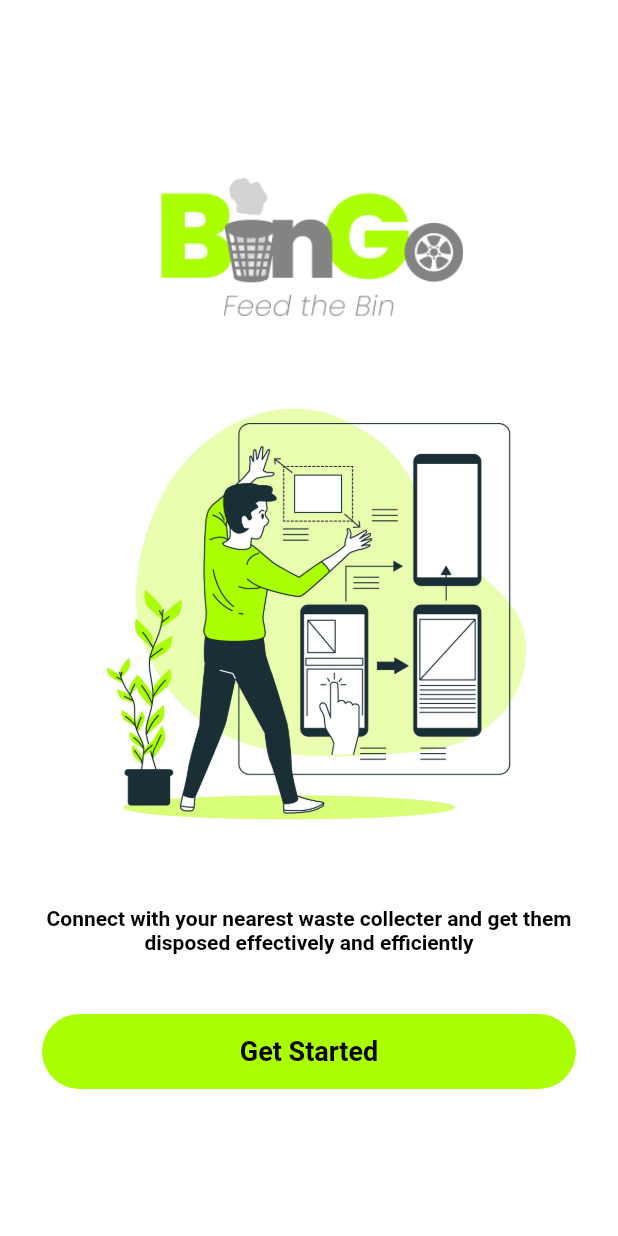
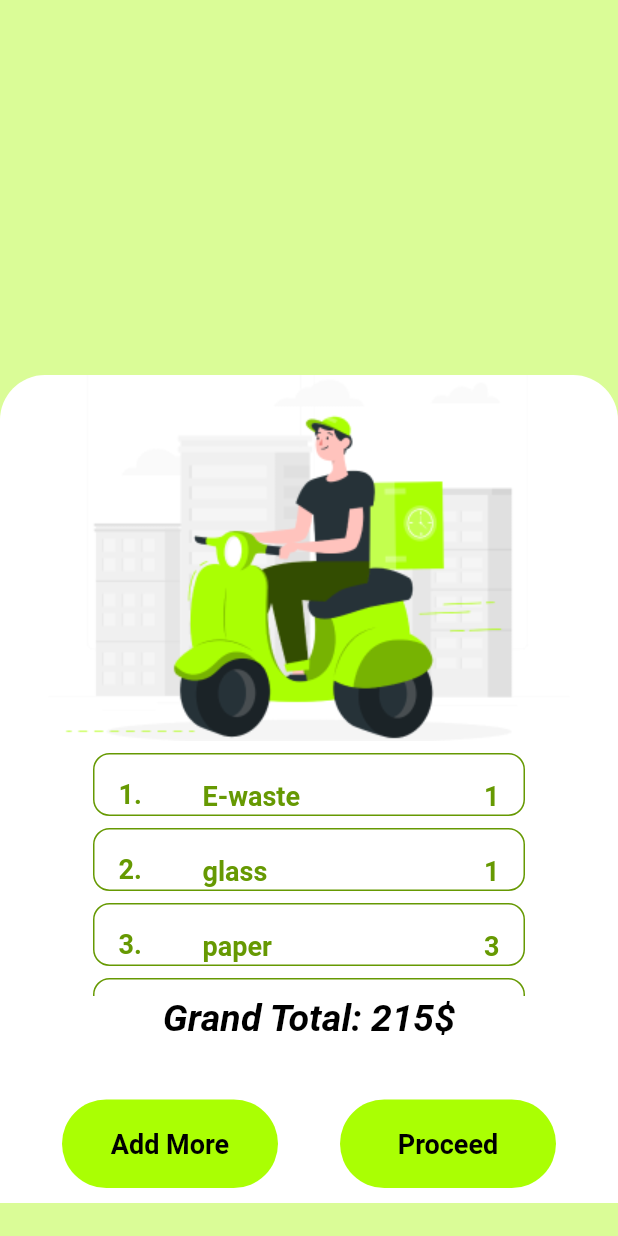
Before and after one commit to allenfencer/bingo_app, a Flutter app: the screen it shows after launch, on a phone screen of 412 x 824 dp. Run offline on Flutter 3.47's test engine with Material 2 defaults, Android fonts, the phone set to English and light mode, and no system bars; our stand-ins replace connectivity_plus, dio, get, shared_preferences.

Commit message:
Added listview in garbagecollectReceipt

```diff
--- a/lib/main.dart
+++ b/lib/main.dart
@@ -1,4 +1,6 @@
 import 'package:application1/presentation/dashboard/dashboard.dart';
+import 'package:application1/presentation/dashboard/garbage_collect_receipt.dart';
+import 'package:application1/presentation/dashboard/garbage_detail_screen.dart';
 import 'package:application1/presentation/profile/profile.dart';
 import 'package:application1/presentation/screenLogin/screenLogin.dart';
 import 'package:application1/presentation/splashscreen/splash_screen.dart';
@@ -18,7 +20,7 @@ class MyApp extends StatelessWidget {
     return MaterialApp(
       debugShowCheckedModeBanner: false,
       title: 'BinGO',
-      home: SplashScreen(),
+      home: GarbageReceiptScreen(),
     );
   }
 }
--- /dev/null
+++ b/lib/presentation/dashboard/garbage_collect_receipt.dart
@@ -0,0 +1,113 @@
+import 'package:flutter/material.dart';
+import 'package:flutter/src/foundation/key.dart';
+import 'package:flutter/src/widgets/framework.dart';
+import 'package:flutter/widgets.dart';
+
+import '../../theme/styles.dart';
+
+class GarbageReceiptScreen extends StatelessWidget {
+  const GarbageReceiptScreen({Key? key}) : super(key: key);
+
+  @override
+  Widget build(BuildContext context) {
+    var type = ['E-waste', 'glass', 'paper', 'E-waste', 'glass', 'paper'];
+    var quantity = ['1', '1', '3', '1', '1', '3'];
+    return SafeArea(
+        child: Scaffold(
+      body: Container(
+        width: double.infinity,
+        height: MediaQuery.of(context).size.height,
+        decoration: BoxDecoration(
+          image: DecorationImage(
+            image: AssetImage('assets/images/garbage_detail_bg.png'),
+            fit: BoxFit.cover,
+          ),
+        ),
+        child: SingleChildScrollView(
+          child: Container(
+            margin: EdgeInsets.only(top: 250),
+            decoration: BoxDecoration(
+              color: Colors.white,
+              borderRadius: BorderRadius.only(
+                topLeft: Radius.circular(30),
+                topRight: Radius.circular(30),
+              ),
+            ),
+            child: Column(
+              children: [
+                Image.asset('assets/images/takeAwayImg.png'),
+                Container(
+                  height: 170,
+                  width: 304,
+                  child: ListView.builder(
+                      padding: const EdgeInsets.all(8),
+                      itemCount: type.length,
+                      itemBuilder: (BuildContext context, int index) {
+                        return Container(
+                          height: 50,
+                          child: Padding(
+                            padding: const EdgeInsets.fromLTRB(0, 0, 0, 8),
+                            child: Container(
+                              height: 55,
+                              decoration: BoxDecoration(
+                                  border: Border.all(color: Color(0xff669902)),
+                                  borderRadius: BorderRadius.circular(11)),
+                              alignment: Alignment.center,
+                              child: ListTile(
+                                leading: Text(
+                                  '${index+1}.',
+                                  style: TT.f18w600
+                                      .copyWith(color: Color(0xff669902)),
+                                ),
+                                title: Text('${type[index]}',
+                                    style: TT.f18w600
+                                        .copyWith(color: Color(0xff669902))),
+                                trailing: Text('${quantity[index]}',
+                                    style: TT.f18w600
+                                        .copyWith(color: Color(0xff669902))),
+                              ),
+                            ),
+                          ),
+                        );
+                      }),
+                ),
+                Text('Grand Total: 215\$', style: TT.f25w600.copyWith(fontStyle: FontStyle.italic),),
+                SizedBox(height: 40,),
+                Row(
+                  mainAxisAlignment: MainAxisAlignment.spaceEvenly,
+                  crossAxisAlignment: CrossAxisAlignment.center,
+                  children: [
+                  Container(
+                    height: 59,
+                    width: 144,
+                    decoration: BoxDecoration(
+                        borderRadius: BorderRadius.circular(50),
+                        color: Color(0xffAAFF03)),
+                    alignment: Alignment.center,
+                    child: Text(
+                      'Add More',
+                      style: TT.f18w600,
+                    ),
+                  ),
+                  Container(
+                    height: 59,
+                    width: 144,
+                    decoration: BoxDecoration(
+                        borderRadius: BorderRadius.circular(50),
+                        color: Color(0xffAAFF03)),
+                    alignment: Alignment.center,
+                    child: Text(
+                      'Proceed',
+                      style: TT.f18w600,
+                    ),
+                  ),
+                ],),
+                SizedBox(height: 10,)
+              ],
+            ),
+          ),
+        ),
+      ),
+    ));
+  }
+}
--- a/lib/theme/styles.dart
+++ b/lib/theme/styles.dart
@@ -3,6 +3,9 @@ import 'package:flutter/material.dart';
 class TT {
   static const TextStyle f14w400 =
       TextStyle(fontSize: 14, fontWeight: FontWeight.w400, color: Colors.black);
+  static const TextStyle f25w600 =
+      TextStyle(fontSize: 25, fontWeight: FontWeight.w600, color: Colors.black);
+
   static const TextStyle f37w600 =
       TextStyle(fontSize: 37, fontWeight: FontWeight.w600, color: Colors.black);
   static const TextStyle f32w400 =
```
Also changed, not shown: assets/images/takeAwayImg.png (added), 1 other file.
